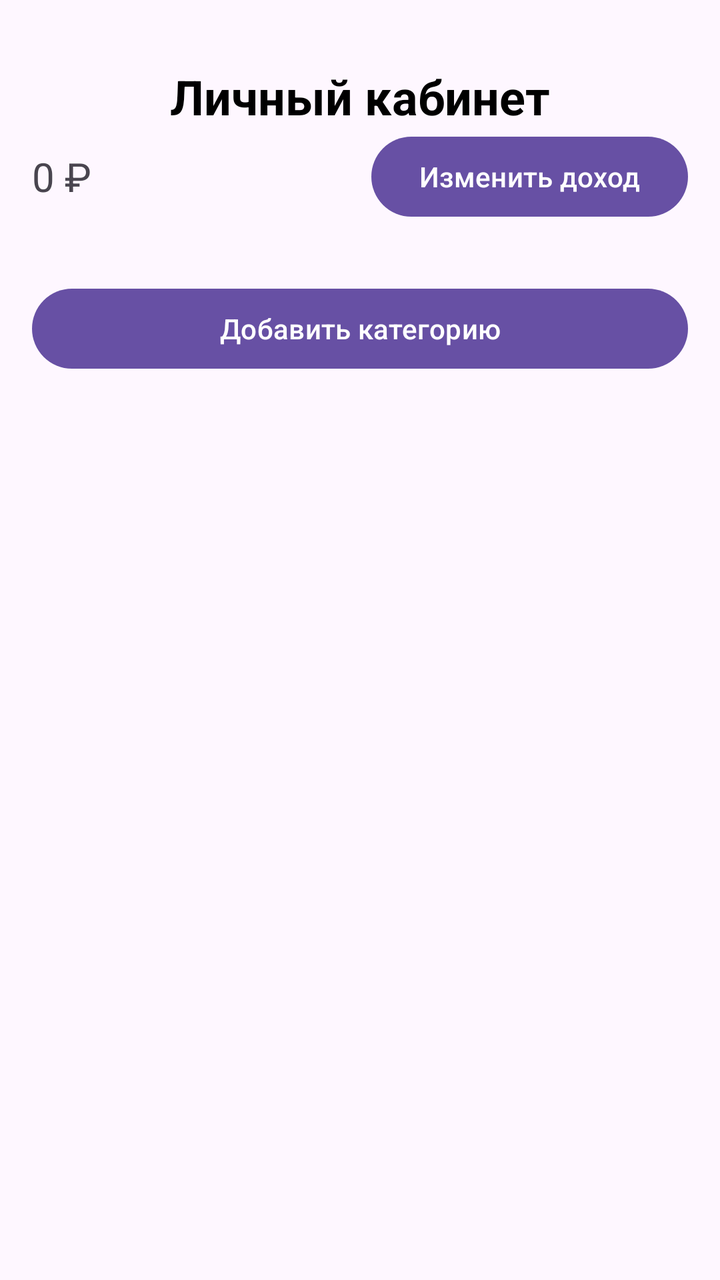
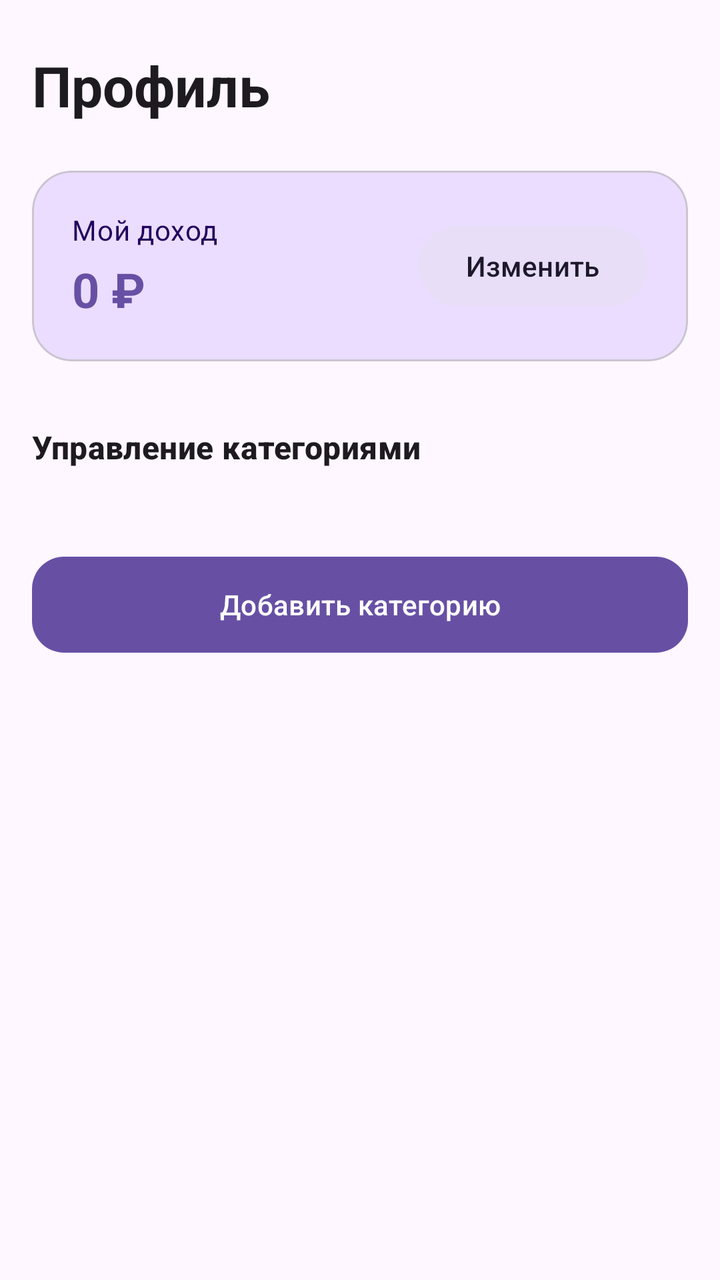

Two renders of the same Android screen: before a commit and after it. Below are the layout's source before the change and the commit's diff.
<!-- AndroidManifest.xml: application theme Theme.MoneyHelper -->
<!-- res/layout/fragment_profile.xml -->
<ScrollView xmlns:android="http://schemas.android.com/apk/res/android"
    android:layout_width="match_parent"
    android:layout_height="match_parent">

    <LinearLayout
        android:orientation="vertical"
        android:padding="16dp"
        android:layout_width="match_parent"
        android:layout_height="wrap_content">

        <TextView
            android:id="@+id/tvProfileTitle"
            android:layout_width="match_parent"
            android:layout_height="wrap_content"
            android:text="Личный кабинет"
            android:textSize="24sp"
            android:textStyle="bold"
            android:textColor="@color/black"
            android:layout_marginTop="16dp"
            android:gravity="center"
            />

        <LinearLayout
            android:layout_width="match_parent"
            android:layout_height="wrap_content"
            android:orientation="horizontal"
            android:gravity="center_vertical"
            android:layout_marginBottom="16dp">

            <TextView
                android:id="@+id/tvMoney"
                android:layout_width="0dp"
                android:layout_height="wrap_content"
                android:layout_weight="1"
                android:textSize="20sp"
                android:text="0 ₽"/>

            <Button
                android:id="@+id/btnEditMoney"
                android:layout_width="wrap_content"
                android:layout_height="wrap_content"
                android:text="Изменить доход"/>
        </LinearLayout>

        <LinearLayout
            android:layout_width="match_parent"
            android:layout_height="wrap_content"
            android:orientation="vertical"
            android:layout_marginBottom="16dp">

            <androidx.recyclerview.widget.RecyclerView
                android:id="@+id/rvCategories"
                android:layout_width="match_parent"
                android:layout_height="wrap_content"
                android:clipToPadding="false"
                android:scrollbars="vertical"/>

            <Button
                android:id="@+id/btnEditCategories"
                android:layout_width="match_parent"
                android:layout_height="wrap_content"
                android:text="Добавить категорию"
                android:layout_marginTop="12dp"/>
        </LinearLayout>

    </LinearLayout>
</ScrollView>
<!-- resources referenced by this layout -->
<resources>
  <color name="black">#FF000000</color>
  <style name="Theme.MoneyHelper" parent="Base.Theme.MoneyHelper" />
  <style name="Base.Theme.MoneyHelper" parent="Theme.Material3.DayNight.NoActionBar">
          
          
      </style>
</resources>

<!-- the commit's change to res/layout/fragment_profile.xml (unified diff, before → after) -->
@@ -1,67 +1,102 @@
-<ScrollView xmlns:android="http://schemas.android.com/apk/res/android"
+<?xml version="1.0" encoding="utf-8"?>
+<androidx.core.widget.NestedScrollView
+    xmlns:android="http://schemas.android.com/apk/res/android"
+    xmlns:app="http://schemas.android.com/apk/res-auto"
     android:layout_width="match_parent"
-    android:layout_height="match_parent">
+    android:layout_height="match_parent"
+    android:background="?attr/colorSurface"
+    android:fillViewport="true">
 
     <LinearLayout
+        android:layout_width="match_parent"
+        android:layout_height="wrap_content"
         android:orientation="vertical"
-        android:padding="16dp"
-        android:layout_width="match_parent"
-        android:layout_height="wrap_content">
+        android:padding="16dp">
 
         <TextView
             android:id="@+id/tvProfileTitle"
             android:layout_width="match_parent"
             android:layout_height="wrap_content"
-            android:text="Личный кабинет"
-            android:textSize="24sp"
+            android:text="Профиль"
+            android:textAppearance="?attr/textAppearanceHeadlineMedium"
+            android:textColor="?attr/colorOnSurface"
             android:textStyle="bold"
-            android:textColor="@color/black"
-            android:layout_marginTop="16dp"
-            android:gravity="center"
-            />
+            android:layout_marginTop="8dp"
+            android:layout_marginBottom="24dp"/>
 
-        <LinearLayout
+        
+        <com.google.android.material.card.MaterialCardView
             android:layout_width="match_parent"
             android:layout_height="wrap_content"
-            android:orientation="horizontal"
-            android:gravity="center_vertical"
-            android:layout_marginBottom="16dp">
+            android:layout_marginBottom="32dp"
+            app:cardCornerRadius="20dp"
+            app:cardElevation="0dp"
+            app:cardBackgroundColor="?attr/colorPrimaryContainer">
 
-            <TextView
-                android:id="@+id/tvMoney"
-                android:layout_width="0dp"
+            <LinearLayout
+                android:layout_width="match_parent"
                 android:layout_height="wrap_content"
-                android:layout_weight="1"
-                android:textSize="20sp"
-                android:text="0 ₽"/>
+                android:orientation="horizontal"
+                android:gravity="center_vertical"
+                android:padding="20dp">
 
-            <Button
-                android:id="@+id/btnEditMoney"
-                android:layout_width="wrap_content"
-                android:layout_height="wrap_content"
-                android:text="Изменить доход"/>
-        </LinearLayout>
+                <LinearLayout
+                    android:layout_width="0dp"
+                    android:layout_height="wrap_content"
+                    android:layout_weight="1"
+                    android:orientation="vertical">
 
-        <LinearLayout
+                    <TextView
+                        android:layout_width="wrap_content"
+                        android:layout_height="wrap_content"
+                        android:text="Мой доход"
+                        android:textAppearance="?attr/textAppearanceBodyMedium"
+                        android:textColor="?attr/colorOnPrimaryContainer"/>
+
+                    <TextView
+                        android:id="@+id/tvMoney"
+                        android:layout_width="wrap_content"
+                        android:layout_height="wrap_content"
+                        android:text="0 ₽"
+                        android:textAppearance="?attr/textAppearanceHeadlineSmall"
+                        android:textColor="?attr/colorPrimary"
+                        android:textStyle="bold"
+                        android:layout_marginTop="4dp"/>
+                </LinearLayout>
+
+                <com.google.android.material.button.MaterialButton
+                    android:id="@+id/btnEditMoney"
+                    style="@style/Widget.Material3.Button.TonalButton"
+                    android:layout_width="wrap_content"
+                    android:layout_height="wrap_content"
+                    android:text="Изменить"/>
+            </LinearLayout>
+        </com.google.android.material.card.MaterialCardView>
+
+        <TextView
             android:layout_width="match_parent"
             android:layout_height="wrap_content"
-            android:orientation="vertical"
-            android:layout_marginBottom="16dp">
+            android:text="Управление категориями"
+            android:textAppearance="?attr/textAppearanceTitleMedium"
+            android:textColor="?attr/colorOnSurface"
+            android:textStyle="bold"
+            android:layout_marginBottom="16dp"/>
 
-            <androidx.recyclerview.widget.RecyclerView
-                android:id="@+id/rvCategories"
-                android:layout_width="match_parent"
-                android:layout_height="wrap_content"
-                android:clipToPadding="false"
-                android:scrollbars="vertical"/>
+        <androidx.recyclerview.widget.RecyclerView
+            android:id="@+id/rvCategories"
+            android:layout_width="match_parent"
+            android:layout_height="wrap_content"
+            android:nestedScrollingEnabled="false"
+            android:clipToPadding="false"/>
 
-            <Button
-                android:id="@+id/btnEditCategories"
-                android:layout_width="match_parent"
-                android:layout_height="wrap_content"
-                android:text="Добавить категорию"
-                android:layout_marginTop="12dp"/>
-        </LinearLayout>
+        <com.google.android.material.button.MaterialButton
+            android:id="@+id/btnEditCategories"
+            android:layout_width="match_parent"
+            android:layout_height="56dp"
+            app:cornerRadius="16dp"
+            android:text="Добавить категорию"
+            android:layout_marginTop="24dp"
+            android:layout_marginBottom="16dp"/>
 
     </LinearLayout>
-</ScrollView>
+</androidx.core.widget.NestedScrollView>
<!-- resource entries referenced after the edit -->
@@ -1,6 +1,5 @@
 <!-- resources referenced by this layout -->
 <resources>
-  <color name="black">#FF000000</color>
   <style name="Theme.MoneyHelper" parent="Base.Theme.MoneyHelper" />
   <style name="Base.Theme.MoneyHelper" parent="Theme.Material3.DayNight.NoActionBar">
           
